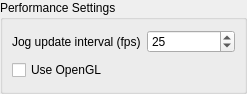
ErwanLegrand/Traverso-DAW, file src/traverso/ui/PerformanceConfigPage.ui: the form before one commit.
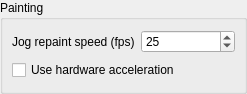
The form after the commit.

Commit message: * small naming improvement in Performance tab

```diff
--- a/src/traverso/ui/PerformanceConfigPage.ui
+++ b/src/traverso/ui/PerformanceConfigPage.ui
@@ -22,7 +22,7 @@
    <item>
     <widget class="QGroupBox" name="groupBox" >
      <property name="title" >
-      <string>Performance Settings</string>
+      <string>Painting</string>
      </property>
      <layout class="QVBoxLayout" >
       <property name="margin" >
@@ -60,7 +60,7 @@
 &lt;p style=" margin-top:0px; margin-bottom:0px; margin-left:0px; margin-right:0px; -qt-block-indent:0; text-indent:0px;">you should consider to lower this value.&lt;/p>&lt;/body>&lt;/html></string>
           </property>
           <property name="text" >
-           <string>Jog update interval (fps)</string>
+           <string>Jog repaint speed (fps)</string>
           </property>
          </widget>
         </item>
@@ -96,7 +96,7 @@
 &lt;p style=" margin-top:0px; margin-bottom:0px; margin-left:0px; margin-right:0px; -qt-block-indent:0; text-indent:0px;">lower cpu usage during e.g. AudioClip move actions.&lt;/p>&lt;/body>&lt;/html></string>
         </property>
         <property name="text" >
-         <string>Use OpenGL</string>
+         <string>Use hardware acceleration</string>
         </property>
        </widget>
       </item>
```
Left out of the diff: 8 changed lines with no effect on the pictures.
